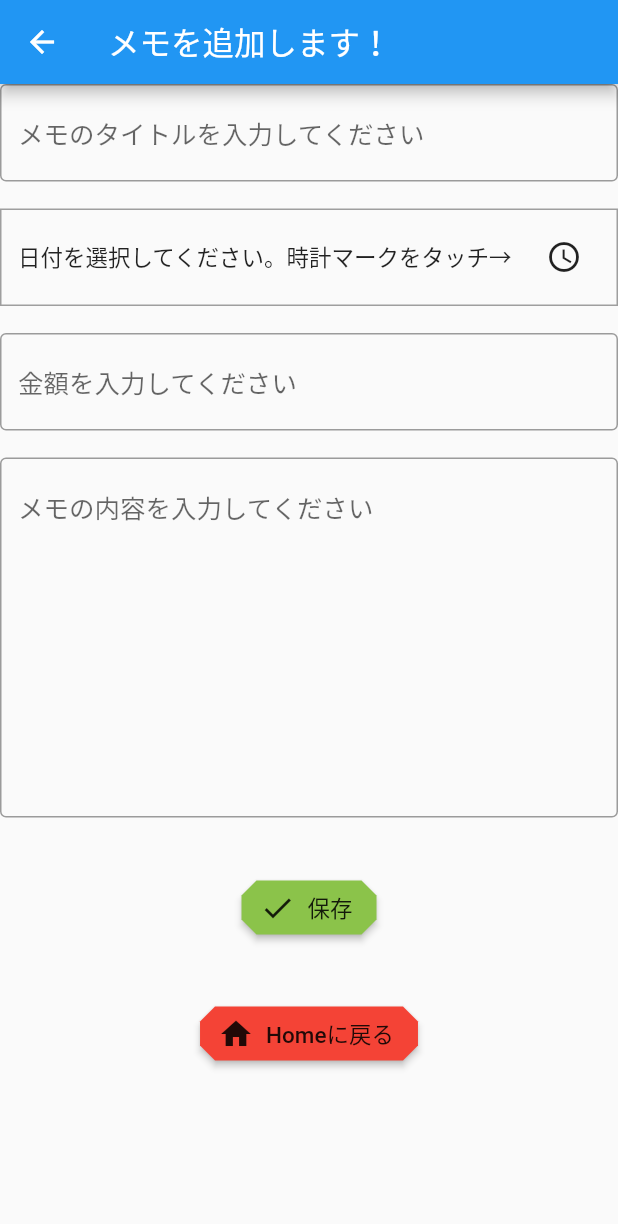
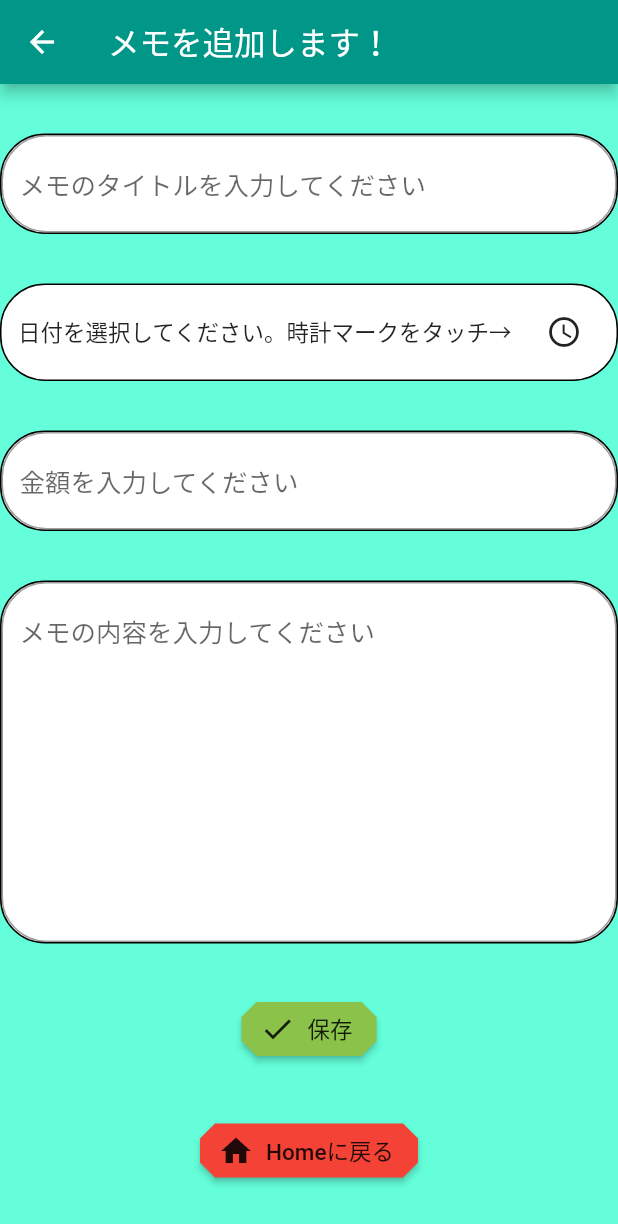
Before and after one commit to T-REXBIBIO/Mr.Do, a Flutter app: the screen it shows after launch, after a tap on "追加", on a phone screen of 412 x 824 dp. Shown: the top 1224 px of the screen. Run offline on Flutter 3.47's test engine with Material 2 defaults, Android fonts, the phone set to English and light mode, and no system bars; our stand-ins replace cloud_firestore, firebase_core; accounts and stored records are empty.

Commit message:
アプリのUI調整

```diff
--- a/lib/create.dart
+++ b/lib/create.dart
@@ -62,11 +62,25 @@ class _createPageState extends State<createPage> {
       appBar: AppBar(
         title: Text("メモを追加します！"),
       ),
-      body: Column(
+      body: Container(
+        decoration: BoxDecoration(
+          color: Colors.tealAccent
+        ),
+      child: Column(
+        mainAxisAlignment: MainAxisAlignment.spaceEvenly,
         children: <Widget>[
-          TextField(
+          Container(
+            decoration: BoxDecoration(
+              color: Colors.white,
+              border: Border.all(color: Colors.black),
+              borderRadius: BorderRadius.circular(30),
+            ),
+          child: TextField(
             decoration: InputDecoration(
-              border: OutlineInputBorder(),
+              border: OutlineInputBorder(
+                borderRadius: BorderRadius.circular(30),
+                borderSide: BorderSide(),
+              ),
               hintText: 'メモのタイトルを入力してください',
             ),
             maxLines: null,
@@ -74,12 +88,15 @@ class _createPageState extends State<createPage> {
               title = Title;
             },
           ),
-          Container(
-              child: Text(""),
           ),
           //ここはDateTimePickerで作る
           Container(
             height: 65,
+            decoration: BoxDecoration(
+              color: Colors.white,
+              border: Border.all(color: Colors.black),
+              borderRadius: BorderRadius.circular(30),
+            ),
             child: Row(
               mainAxisAlignment: MainAxisAlignment.spaceEvenly,
               children: [
@@ -91,22 +108,21 @@ class _createPageState extends State<createPage> {
               ],
             ),
             alignment: Alignment.center,
-            decoration: BoxDecoration(
-              border: Border.all(
-                color: Colors.grey,
-              ),
-            ),
           ),
-          Container(
-              child: Text(
-                  ""
-              )
-          ),
-          TextField(
+         Container(
+           decoration: BoxDecoration(
+             color: Colors.white,
+             border: Border.all(color: Colors.black),
+             borderRadius: BorderRadius.circular(30),
+           ),
+         child: TextField(
               keyboardType: TextInputType.number,
               inputFormatters: [FilteringTextInputFormatter.digitsOnly],
               decoration: InputDecoration(
-                border: OutlineInputBorder(),
+                border: OutlineInputBorder(
+                  borderRadius: BorderRadius.circular(30),
+                  borderSide: BorderSide(),
+                ),
                 hintText: '金額を入力してください',
               ),
               maxLines: null,
@@ -114,14 +130,19 @@ class _createPageState extends State<createPage> {
                 price = int.parse(Price);
               }
           ),
+         ),
           Container(
-              child: Text(
-                  ""
-              )
-          ),
-          TextField(
+            decoration: BoxDecoration(
+              color: Colors.white,
+              border: Border.all(color: Colors.black),
+              borderRadius: BorderRadius.circular(30),
+            ),
+          child: TextField(
               decoration: InputDecoration(
-                border: OutlineInputBorder(),
+                border: OutlineInputBorder(
+                  borderRadius: BorderRadius.circular(30),
+                  borderSide: BorderSide(),
+                ),
                 hintText: 'メモの内容を入力してください',
               ),
               maxLines: 10,
@@ -129,15 +150,6 @@ class _createPageState extends State<createPage> {
                 content = Content;
               }
           ),
-          Container(
-              child: Text(
-                  ""
-              )
-          ),
-          Container(
-              child: Text(
-                  ""
-              )
           ),
           Container(
               child: RaisedButton.icon(
@@ -161,16 +173,6 @@ class _createPageState extends State<createPage> {
               )
           ),
           Container(
-              child: Text(
-                  ""
-              )
-          ),
-          Container(
-              child: Text(
-                  ""
-              )
-          ),
-          Container(
             child: RaisedButton.icon(
               icon: Icon(Icons.home),
               label: Text("Homeに戻る"),
@@ -185,6 +187,7 @@ class _createPageState extends State<createPage> {
           ),
         ],
       ),
+      ),
     );
   }
 }
--- a/lib/main.dart
+++ b/lib/main.dart
@@ -28,7 +28,7 @@ class MyApp extends StatelessWidget {
       title: 'Doする君/Mr.Do',
       theme: ThemeData(
         // テーマカラー
-        primarySwatch: Colors.blue,
+        primarySwatch: Colors.teal,
       ),
       // リスト一覧画面を表示
       home: TodoListPage(),
@@ -150,7 +150,11 @@ class _TodoListPageState extends State<TodoListPage> {
             ),
           ],
       ),
-      body: ListView.builder(
+      body: Container(
+        decoration: BoxDecoration(
+          color: Colors.lightGreen,
+        ),
+        child: ListView.builder(
           itemCount: MemoList.length,
           itemBuilder: (context, index) {
             return Card(
@@ -190,6 +194,7 @@ class _TodoListPageState extends State<TodoListPage> {
           );
         },
         ),
+      ),
       floatingActionButton: FloatingActionButton(
         child: Icon(Icons.payment),
         onPressed: () {
```
Also changed, not shown: lib/HouseBook.dart (+46 -8 lines), lib/contents.dart (+14 -16 lines). Lines whose indentation alone changed are shown as unchanged.
